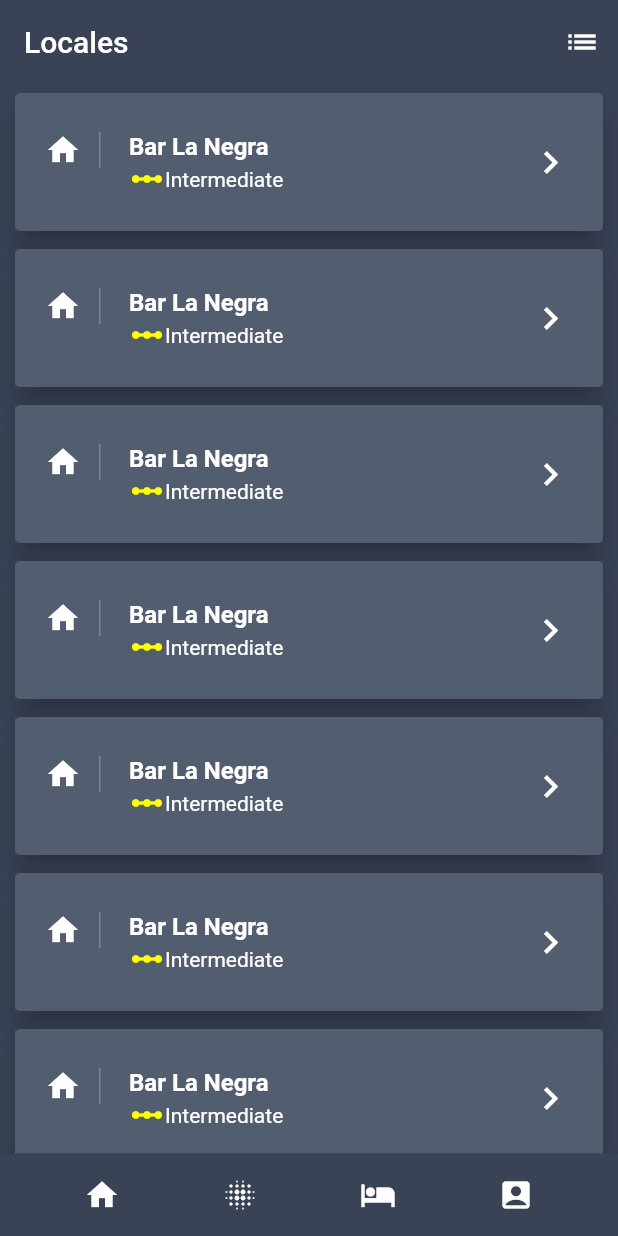
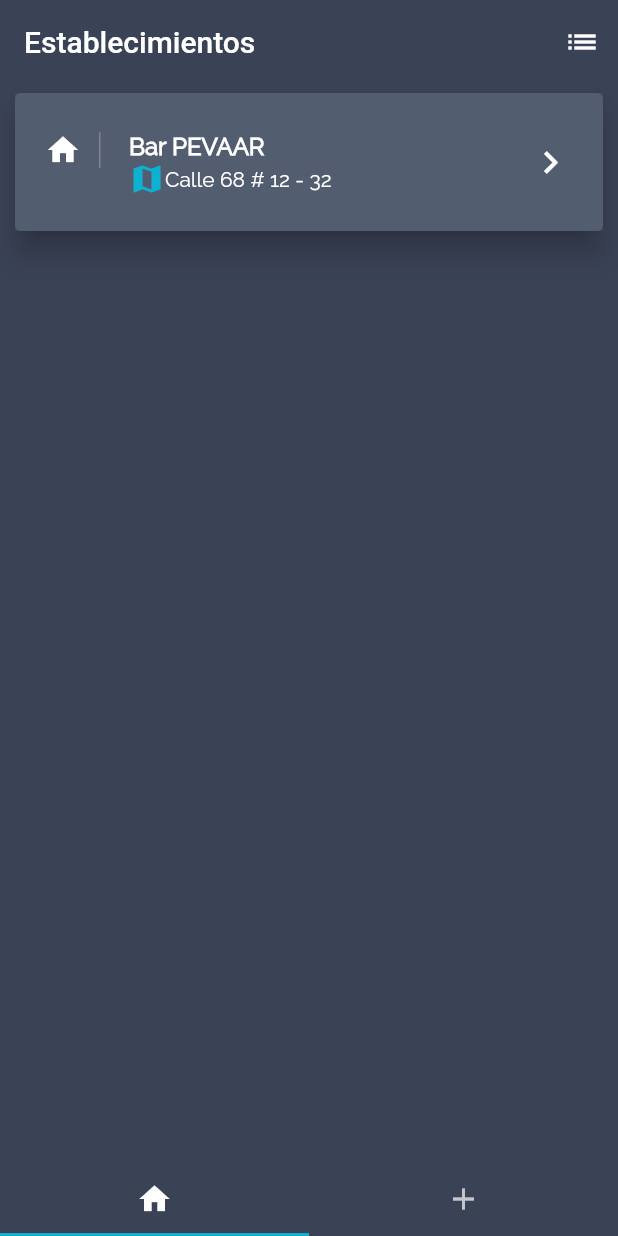
Before and after one commit to saulenriquejr/Inventory, a Flutter app: the screen it shows after launch, on a phone screen of 412 x 824 dp. Run offline on Flutter 3.47's test engine with Material 2 defaults, Android fonts, the phone set to English and light mode, and no system bars.

Commit message:
added tab navigation to the home page

```diff
--- a/lib/main.dart
+++ b/lib/main.dart
@@ -1,6 +1,7 @@
+import 'package:Inventarios/pages/establishment_list.dart';
 import 'package:flutter/material.dart';
 
-import './pages/establishment_list.dart';
+import './pages/establishment_admin.dart';
 
 void main() => runApp(App());
 
@@ -16,10 +17,11 @@ class _MyAppState extends State<App> {
   Widget build(BuildContext context) {
     return MaterialApp(
       theme: ThemeData(
-        primaryColor: Color.fromRGBO(58, 66, 86, 1.0)
+        primaryColor: Color.fromRGBO(58, 66, 86, 1.0),
+        accentColor: Color.fromRGBO(14, 177, 210, 1.0)
       ),
       routes: {
-        '/': (BuildContext context) => EstablishmentListPage(title: 'Locales')
+        '/': (BuildContext context) => EstablishmentAdminPage(title: 'Establecimientos')
       },
     );
   }
--- /dev/null
+++ b/lib/pages/establishment_admin.dart
@@ -0,0 +1,46 @@
+import 'package:Inventarios/pages/establishment_list.dart';
+import 'package:flutter/material.dart';
+
+class EstablishmentAdminPage extends StatelessWidget {
+  final String title;
+
+  const EstablishmentAdminPage({this.title});
+
+  @override
+  Widget build(BuildContext context) {
+    final topAppBar = AppBar(
+      elevation: 0.1,
+      backgroundColor: Theme.of(context).primaryColor,
+      title: Text(title),
+      actions: <Widget>[
+        IconButton(
+          icon: Icon(Icons.list),
+          onPressed: () {},
+        )
+      ],
+    );
+
+    return DefaultTabController(
+      length: 2,
+      child: Scaffold(
+        backgroundColor: Theme.of(context).primaryColor,
+        appBar: topAppBar,
+        body: TabBarView(
+          children: <Widget>[
+            EstablishmentListPage()
+          ],
+        ),
+        bottomNavigationBar: TabBar(
+          tabs: <Widget>[
+            Tab(
+              icon: Icon(Icons.home),
+            ),
+            Tab(
+              icon: Icon(Icons.add),
+            )
+          ],
+        ),
+      ),
+    );
+  }
+}
--- a/lib/pages/establishment_list.dart
+++ b/lib/pages/establishment_list.dart
@@ -1,9 +1,8 @@
 import 'package:flutter/material.dart';
+import '../widgets/tile_default.dart';
+import '../widgets/navigation_bar.dart';
 
 class EstablishmentListPage extends StatefulWidget {
-  EstablishmentListPage({Key key, this.title}) : super(key: key);
-
-  final String title;
 
   @override
   _EstablishmentListPageState createState() => _EstablishmentListPageState();
@@ -12,74 +11,13 @@ class EstablishmentListPage extends StatefulWidget {
 class _EstablishmentListPageState extends State<EstablishmentListPage> {
   @override
   Widget build(BuildContext context) {
-    final topAppBar = AppBar(
-      elevation: 0.1,
-      backgroundColor: Theme.of(context).primaryColor,
-      title: Text(widget.title),
-      actions: <Widget>[
-        IconButton(
-          icon: Icon(Icons.list),
-          onPressed: () {},
-        )
-      ],
-    );
-
-    final buildBottomNavigationBar = Container(
-      height: 55.0,
-      child: BottomAppBar(
-        color: Theme.of(context).primaryColor,
-        child: Row(
-          mainAxisAlignment: MainAxisAlignment.spaceEvenly,
-          children: <Widget>[
-            IconButton(
-              icon: Icon(Icons.home, color: Colors.white),
-              onPressed: () {},
-            ),
-            IconButton(
-              icon: Icon(Icons.blur_on, color: Colors.white),
-              onPressed: () {},
-            ),
-            IconButton(
-              icon: Icon(Icons.hotel, color: Colors.white),
-              onPressed: () {},
-            ),
-            IconButton(
-              icon: Icon(Icons.account_box, color: Colors.white),
-              onPressed: () {},
-            )
-          ],
-        ),
-      ),
-    );
-
-    final makeListTile = ListTile(
-        contentPadding: EdgeInsets.symmetric(horizontal: 20.0, vertical: 10.0),
-        leading: Container(
-          padding: EdgeInsets.only(right: 12.0),
-          decoration: new BoxDecoration(
-              border: new Border(
-                  right: new BorderSide(width: 1.0, color: Colors.white24))),
-          child: Icon(Icons.home, color: Colors.white),
-        ),
-        title: Text(
-          "Bar La Negra",
-          style: TextStyle(color: Colors.white, fontWeight: FontWeight.bold),
-        ),
-        subtitle: Row(
-          children: <Widget>[
-            Icon(Icons.linear_scale, color: Colors.yellowAccent),
-            Text("Intermediate", style: TextStyle(color: Colors.white))
-          ],
-        ),
-        trailing:
-            Icon(Icons.keyboard_arrow_right, color: Colors.white, size: 30.0));
 
     final buildCard = Card(
       elevation: 8.0,
       margin: new EdgeInsets.symmetric(horizontal: 10.0, vertical: 6.0),
       child: Container(
         decoration: BoxDecoration(color: Color.fromRGBO(64, 75, 96, .9)),
-        child: makeListTile,
+        child: TileDefault(title: 'Bar PEVAAR', subtitle: 'Calle 68 # 12 - 32'),
       ),
     );
 
@@ -87,7 +25,7 @@ class _EstablishmentListPageState extends State<EstablishmentListPage> {
       child: ListView.builder(
         scrollDirection: Axis.vertical,
         shrinkWrap: true,
-        itemCount: 10,
+        itemCount: 1,
         itemBuilder: (BuildContext context, int index) {
           return buildCard;
         },
@@ -96,8 +34,6 @@ class _EstablishmentListPageState extends State<EstablishmentListPage> {
 
     return Scaffold(
       backgroundColor: Theme.of(context).primaryColor,
-      appBar: topAppBar,
-      bottomNavigationBar: buildBottomNavigationBar,
       body: buildBody,
     );
   }
--- /dev/null
+++ b/lib/widgets/navigation_bar.dart
@@ -0,0 +1,26 @@
+import 'package:flutter/material.dart';
+
+class NavigationBar extends StatelessWidget {
+  @override
+  Widget build(BuildContext context) {
+    return Container(
+      height: 55.0,
+      child: BottomAppBar(
+        color: Theme.of(context).primaryColor,
+        child: Row(
+          mainAxisAlignment: MainAxisAlignment.spaceEvenly,
+          children: <Widget>[
+            IconButton(
+              icon: Icon(Icons.home, color: Colors.white),
+              onPressed: () {},
+            ),
+            IconButton(
+              icon: Icon(Icons.add, color: Colors.white),
+              onPressed: () {},
+            )
+          ],
+        ),
+      ),
+    );
+  }
+}
--- /dev/null
+++ b/lib/widgets/tile_default.dart
@@ -0,0 +1,34 @@
+import 'package:flutter/material.dart';
+
+class TileDefault extends StatelessWidget {
+  final String title;
+  final String subtitle;
+
+  TileDefault({this.title, this.subtitle});
+
+  @override
+  Widget build(BuildContext context) {
+    return ListTile(
+        contentPadding: EdgeInsets.symmetric(horizontal: 20.0, vertical: 10.0),
+        leading: Container(
+          padding: EdgeInsets.only(right: 12.0),
+          decoration: new BoxDecoration(
+              border: new Border(
+                  right: new BorderSide(width: 1.0, color: Colors.white24))),
+          child: Icon(Icons.home, color: Colors.white),
+        ),
+        title: Text(
+          title,
+          style: TextStyle(color: Colors.white, fontWeight: FontWeight.bold, fontFamily: 'Raleway'),
+        ),
+        subtitle: Row(
+          children: <Widget>[
+            Icon(Icons.map, color: Theme.of(context).accentColor),
+            Text(subtitle, style: TextStyle(color: Colors.white, fontFamily: 'Raleway'))
+          ],
+        ),
+        trailing:
+            Icon(Icons.keyboard_arrow_right, color: Colors.white, size: 30.0));
+  }
+
+}
```
Also changed, not shown: pubspec.yaml (+8 -8 lines), assets/fonts/Raleway-Regular.ttf (added), assets/fonts/Raleway-Thin.ttf (added), lib/pages/establishment_edit.dart (added), 1 other file.
